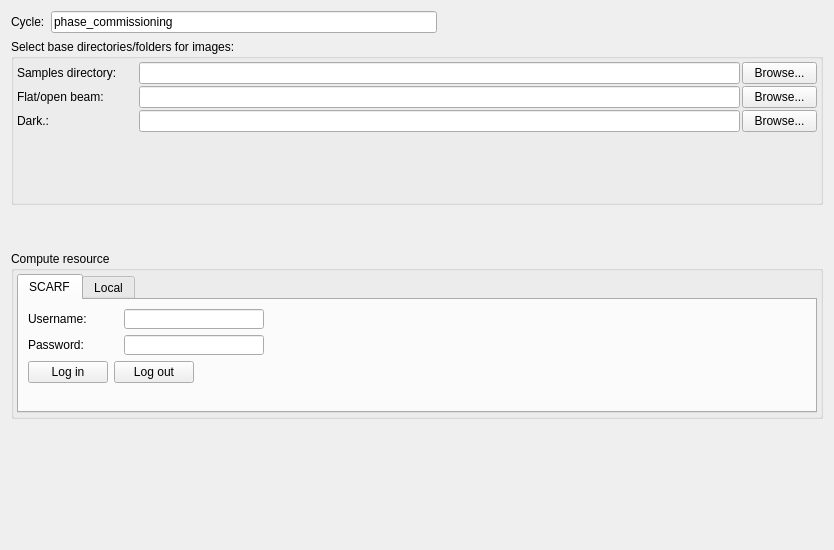
mantidproject/mantid, file MantidQt/CustomInterfaces/inc/MantidQtCustomInterfaces/Tomography/TomographyIfaceQtTabSetup.ui: the form before one commit.
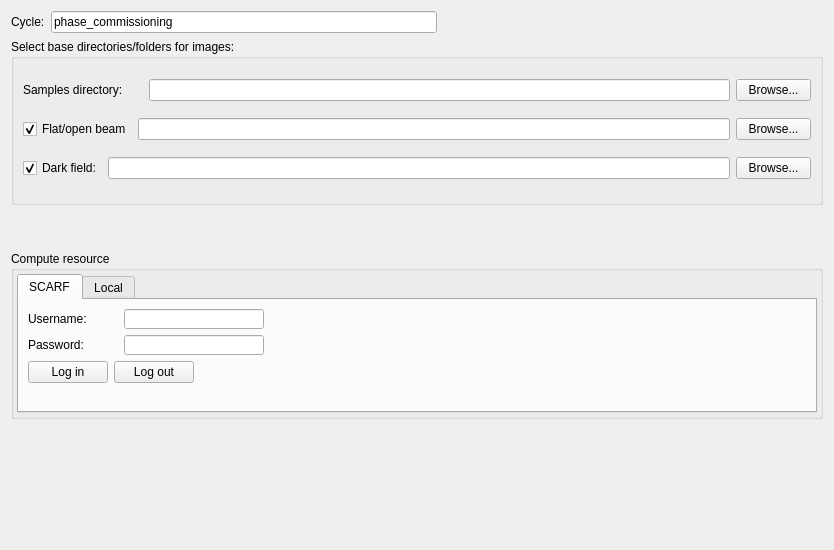
The form after the commit.

Commit message: check boxes for the browse flat/dark in setup, re #15665

Patch:
```diff
--- a/MantidQt/CustomInterfaces/inc/MantidQtCustomInterfaces/Tomography/TomographyIfaceQtTabSetup.ui
+++ b/MantidQt/CustomInterfaces/inc/MantidQtCustomInterfaces/Tomography/TomographyIfaceQtTabSetup.ui
@@ -31,17 +31,40 @@
      <property name="title">
       <string>Select base directories/folders for images:</string>
      </property>
-     <layout class="QGridLayout" name="gridLayout">
-      <property name="margin">
-       <number>3</number>
-      </property>
-      <property name="spacing">
-       <number>2</number>
-      </property>
-      <item row="1" column="1">
-       <widget class="QLineEdit" name="lineEdit_path_flat"/>
+     <layout class="QGridLayout" name="gridLayout_3">
+      <item row="2" column="0">
+       <layout class="QHBoxLayout" name="horizontalLayout_2">
+        <item>
+         <widget class="QCheckBox" name="checkBox">
+          <property name="text">
+           <string>Dark field:</string>
+          </property>
+          <property name="checked">
+           <bool>true</bool>
+          </property>
+         </widget>
+        </item>
+        <item>
+         <widget class="QLineEdit" name="lineEdit_path_dark"/>
+        </item>
+        <item>
+         <widget class="QPushButton" name="pushButton_dark_dir">
+          <property name="maximumSize">
+           <size>
+            <width>75</width>
+            <height>16777215</height>
+           </size>
+          </property>
+          <property name="text">
+           <string>Browse...</string>
+          </property>
+         </widget>
+        </item>
+       </layout>
       </item>
       <item row="0" column="0">
+       <layout class="QHBoxLayout" name="horizontalLayout_6">
+        <item>
        <widget class="QLabel" name="label_samples">
         <property name="minimumSize">
          <size>
@@ -60,14 +83,14 @@
         </property>
        </widget>
       </item>
-      <item row="0" column="1">
+        <item>
        <widget class="QLineEdit" name="lineEdit_path_FITS">
         <property name="text">
          <string/>
         </property>
        </widget>
       </item>
-      <item row="0" column="2">
+        <item>
        <widget class="QPushButton" name="pushButton_fits_dir">
         <property name="maximumSize">
          <size>
@@ -80,26 +103,27 @@
         </property>
        </widget>
       </item>
+       </layout>
+      </item>
       <item row="1" column="0">
-       <widget class="QLabel" name="label_flat">
-        <property name="minimumSize">
-         <size>
-          <width>120</width>
-          <height>0</height>
-         </size>
+       <layout class="QHBoxLayout" name="horizontalLayout">
+        <property name="spacing">
+         <number>6</number>
         </property>
-        <property name="maximumSize">
-         <size>
-          <width>101</width>
-          <height>16777215</height>
-         </size>
-        </property>
+        <item>
+         <widget class="QCheckBox" name="checkBox_2">
         <property name="text">
-         <string>Flat/open beam:</string>
+           <string>Flat/open beam</string>
+          </property>
+          <property name="checked">
+           <bool>true</bool>
         </property>
        </widget>
       </item>
-      <item row="1" column="2">
+        <item>
+         <widget class="QLineEdit" name="lineEdit_path_flat"/>
+        </item>
+        <item>
        <widget class="QPushButton" name="pushButton_flat_dir">
         <property name="maximumSize">
          <size>
@@ -112,53 +136,7 @@
         </property>
        </widget>
       </item>
-      <item row="2" column="0">
-       <widget class="QLabel" name="label_darks">
-        <property name="minimumSize">
-         <size>
-          <width>120</width>
-          <height>0</height>
-         </size>
-        </property>
-        <property name="maximumSize">
-         <size>
-          <width>101</width>
-          <height>16777215</height>
-         </size>
-        </property>
-        <property name="text">
-         <string>Dark.:</string>
-        </property>
-       </widget>
-      </item>
-      <item row="2" column="1">
-       <widget class="QLineEdit" name="lineEdit_path_dark"/>
-      </item>
-      <item row="2" column="2">
-       <widget class="QPushButton" name="pushButton_dark_dir">
-        <property name="maximumSize">
-         <size>
-          <width>75</width>
-          <height>16777215</height>
-         </size>
-        </property>
-        <property name="text">
-         <string>Browse...</string>
-        </property>
-       </widget>
-      </item>
-      <item row="3" column="1">
-       <spacer name="verticalSpacer_3">
-        <property name="orientation">
-         <enum>Qt::Vertical</enum>
-        </property>
-        <property name="sizeHint" stdset="0">
-         <size>
-          <width>20</width>
-          <height>40</height>
-         </size>
-        </property>
-       </spacer>
+       </layout>
       </item>
      </layout>
      <zorder>lineEdit_path_FITS</zorder>
```
Left out of the diff: 3 changed lines with no effect on the pictures. Lines whose indentation alone changed are shown as unchanged. The commit also changes 3 other files.
